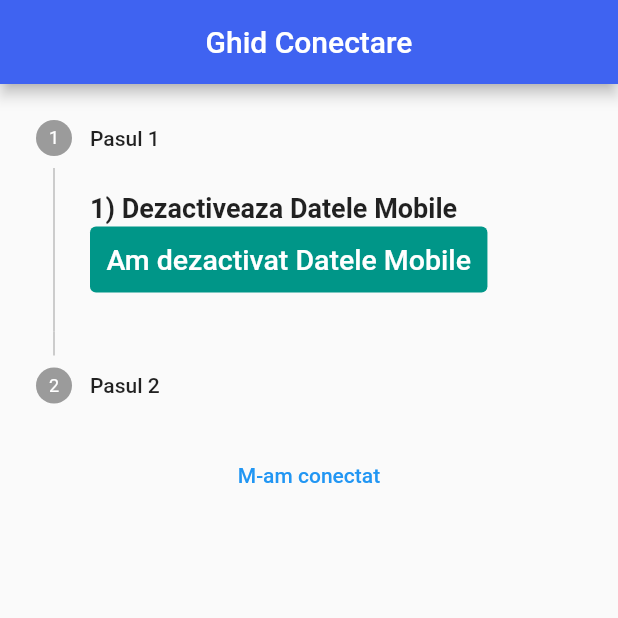
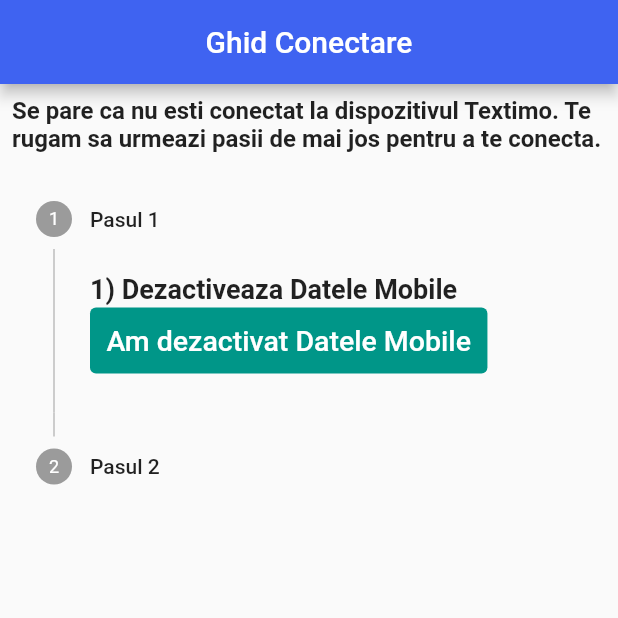
Before and after one commit to PavelProdan/textimo_mobile_app, a Flutter app: the ConnectionGuide screen opened directly, on a phone screen of 412 x 824 dp, the top half of it. Run offline on Flutter 3.47's test engine with Material 2 defaults, Android fonts, the light colour scheme and no system bars; our stand-ins replace get; missing offline and left inert: network_info_plus; network calls fail.

Commit message:
added check for connection

```diff
--- a/lib/services/check_connection_service.dart
+++ b/lib/services/check_connection_service.dart
@@ -18,7 +18,7 @@
         return "false";
       }
     } on SocketException {
-      return "exception raised";
+      return "false";
     }
 
   }
--- a/lib/views/connection_guide.dart
+++ b/lib/views/connection_guide.dart
@@ -1,5 +1,8 @@
 import 'package:flutter/material.dart';
+import 'package:get/get.dart';
 import 'package:network_info_plus/network_info_plus.dart';
+import 'package:textimo_mobile_app/main.dart';
+import 'package:textimo_mobile_app/views/check_connection.dart';
 
 class StepperWidget extends StatefulWidget {
   const StepperWidget({Key? key}) : super(key: key);
@@ -13,6 +16,8 @@
   String textButonNext = 'Am dezactivat Datele Mobile';
   String textButonBack = 'Inapoi';
   var showBackButton = false;
+  var showNextButton = true;
+  var showsubmitButton = false;
 
   @override
   Widget build(BuildContext context) {
@@ -20,7 +25,9 @@
       controlsBuilder: (context, _) {
         return Row(
           children: <Widget>[
-            TextButton(
+            Visibility(
+              visible: showNextButton,
+              child: TextButton(
                 onPressed: _.onStepContinue,
                 child: Padding(
                   padding: const EdgeInsets.all(3.0),
@@ -33,6 +40,7 @@
                   primary: Colors.white,
                   backgroundColor: Colors.teal,
                   onSurface: Colors.grey,
+                ),
               ),
             ),
             Visibility(
@@ -54,6 +62,7 @@
           setState(() {
             _index -= 1;
             showBackButton = false;
+            showNextButton = true;
             textButonNext = "Am dezactivat Datele Mobile";
           });
         }
@@ -63,14 +72,9 @@
           setState(() {
             _index += 1;
             showBackButton = false;
-            textButonNext = "M-am conectat la reteaua Textimo";
+            showNextButton = false;
           });
         }
-      },
-      onStepTapped: (int index) {
-        setState(() {
-          _index = index;
-        });
       },
       steps: <Step>[
         Step(
@@ -86,9 +90,7 @@
           title: const Text('Pasul 2'),
           content: Container(
               alignment: Alignment.centerLeft,
-              child: ListView(
-                scrollDirection: Axis.vertical,
-                 shrinkWrap: true,
+              child: ListView(scrollDirection: Axis.vertical, shrinkWrap: true,
                   // ignore: prefer_const_literals_to_create_immutables
                   children: <Widget>[
                     // ignore: prefer_const_constructors
@@ -103,8 +105,28 @@
                       padding: const EdgeInsets.all(8.0),
                       child: const Text(
                         'Reteaua WiFi "textimo" nu apare? Verifica daca dispozitivul RaspberryPi este pornit de cel putin 1 minut.',
-                        style:
-                            TextStyle(fontSize: 16),
+                        style: TextStyle(fontSize: 16),
+                      ),
+                    ),
+
+                    TextButton(
+                      onPressed: () {
+                        Get.offAll(CheckConnectionWidget());
+                      },
+                      // ignore: sort_child_properties_last
+                      // ignore: prefer_const_constructors
+                      child: Padding(
+                        padding: const EdgeInsets.all(3.0),
+                        // ignore: prefer_const_constructors
+                        child: Text(
+                          "M-am conectat",
+                          style: TextStyle(color: Colors.white, fontSize: 19),
+                        ),
+                      ),
+                      style: TextButton.styleFrom(
+                        primary: Colors.white,
+                        backgroundColor: Colors.teal,
+                        onSurface: Colors.grey,
                       ),
                     ),
                   ])),
@@ -139,26 +161,18 @@
           mainAxisSize: MainAxisSize.min,
           // ignore: prefer_const_literals_to_create_immutables
           children: <Widget>[
-            const StepperWidget(),
-            TextButton(
-              style: ButtonStyle(
-                foregroundColor: MaterialStateProperty.all<Color>(Colors.blue),
-                overlayColor: MaterialStateProperty.resolveWith<Color?>(
-                  (Set<MaterialState> states) {
-                    if (states.contains(MaterialState.hovered))
-                      return Colors.blue.withOpacity(0.04);
-                    if (states.contains(MaterialState.focused) ||
-                        states.contains(MaterialState.pressed))
-                      return Colors.blue.withOpacity(0.12);
-                    return null; // Defer to the widget's default.
-                  },
+            // ignore: prefer_const_constructors
+            Padding(
+              padding: const EdgeInsets.all(8.0),
+              child: Text(
+                'Se pare ca nu esti conectat la dispozitivul Textimo. Te rugam sa urmeazi pasii de mai jos pentru a te conecta.',
+                style:
+                    // ignore: prefer_const_constructors
+                    TextStyle(fontWeight: FontWeight.bold, fontSize: 16),
               ),
             ),
-              onPressed: () {
-                Navigator.pop(context);
-              },
-              child: Center(child: Text("M-am conectat")),
-            )
+
+            const StepperWidget(),
           ],
         ),
       ),
--- a/pubspec.yaml
+++ b/pubspec.yaml
@@ -36,6 +36,7 @@
   cupertino_icons: ^1.0.2
   http: ^0.13.5
   network_info_plus: ^2.1.4+1
+  get: ^4.6.5
 
 dev_dependencies:
   flutter_test:
```
Also changed, not shown: lib/main.dart (+9 -60 lines), lib/views/check_connection.dart (added, +62 -0 lines), pubspec.lock. Lines whose indentation alone changed are shown as unchanged.
